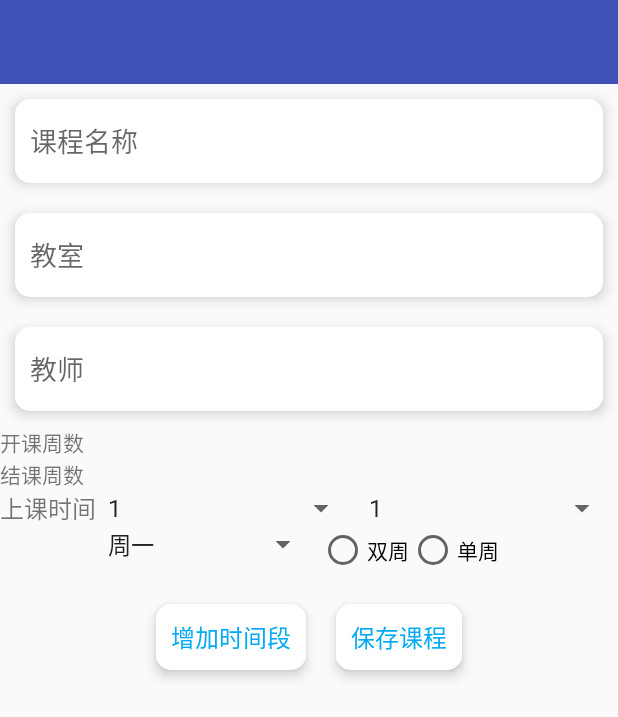
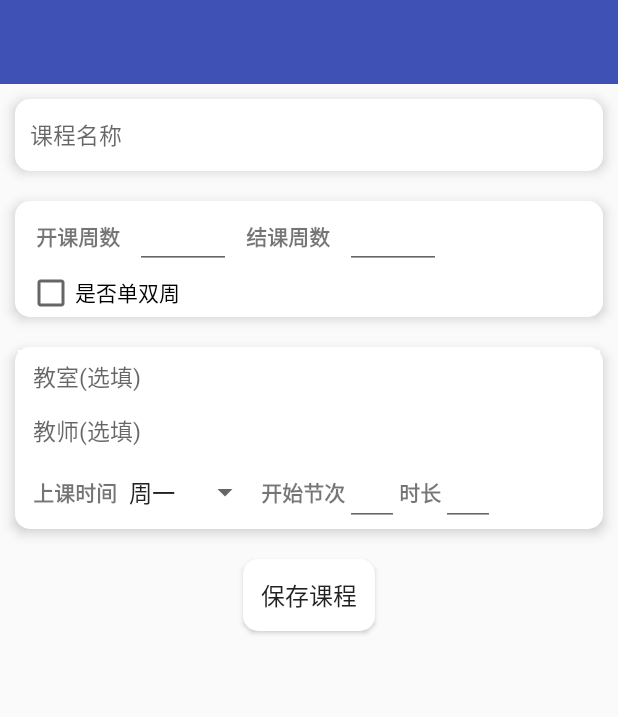
Before and after one commit to simple565/Schedule, an Android app: the EditCourseActivity screen opened directly, with no data from a screen before it, on a phone screen of 412 x 824 dp. Shown: the top 717 px of the screen. Run offline under Robolectric (Android 15) with nearby library versions, the light colour scheme and no system bars; our stand-ins replace Room's generated code.

Commit message:
添加、编辑课程信息UI修改，逻辑完善

```diff
--- a/app/src/main/AndroidManifest.xml
+++ b/app/src/main/AndroidManifest.xml
@@ -11,14 +11,13 @@
         android:supportsRtl="true"
         android:theme="@style/AppTheme"
         tools:ignore="AllowBackup">
-        <activity android:name=".view.activity.WelcomeActivity">
+        <activity android:name=".view.activity.MainActivity">
             <intent-filter>
                 <action android:name="android.intent.action.MAIN" />
 
                 <category android:name="android.intent.category.LAUNCHER" />
             </intent-filter>
         </activity>
-        <activity android:name=".view.activity.MainActivity" />
         <activity android:name=".view.activity.EditCourseActivity" />
     </application>
 
--- a/app/src/main/java/com/maureen/schedule/data/CourseInfoBean.java
+++ b/app/src/main/java/com/maureen/schedule/data/CourseInfoBean.java
@@ -29,7 +29,7 @@ public class CourseInfoBean {
      */
     private String teacher;
     /**
-     * weekTime 周X
+     * weekTime 周X 1-7
      */
     private String weekTime;
     /**
--- a/app/src/main/java/com/maureen/schedule/view/activity/EditCourseActivity.java
+++ b/app/src/main/java/com/maureen/schedule/view/activity/EditCourseActivity.java
@@ -3,16 +3,23 @@ package com.maureen.schedule.view.activity;
 import android.graphics.Color;
 import android.os.Build;
 import android.os.Bundle;
+import android.text.TextUtils;
+import android.util.Log;
 import android.view.View;
 import android.view.WindowManager;
+import android.widget.AdapterView;
+import android.widget.Button;
+import android.widget.CheckBox;
+import android.widget.EditText;
 import android.widget.RadioGroup;
+import android.widget.Spinner;
+
+import androidx.appcompat.app.AppCompatActivity;
+import androidx.lifecycle.ViewModelProvider;
 
 import com.maureen.schedule.CourseViewModel;
 import com.maureen.schedule.R;
 import com.maureen.schedule.data.CourseInfoBean;
-
-import androidx.appcompat.app.AppCompatActivity;
-import androidx.lifecycle.ViewModelProvider;
 
 /**
  * Function:
@@ -21,8 +28,13 @@ import androidx.lifecycle.ViewModelProvider;
  * @author lianml
  */
 public class EditCourseActivity extends AppCompatActivity implements RadioGroup.OnCheckedChangeListener {
+    private static final String TAG = "EditCourseActivity";
     private CourseViewModel mCourseViewModel;
     private CourseInfoBean mCourseInfoBean;
+    private EditText mCourseNameEdt, mClassroomEdt, mTeacherNameEdt, mCourseLengthEdt;
+    private EditText mStartWeekIndexEdt, mEndWeekIndexEdt, mStartClassIndex;
+    private boolean isEditMode;
+    private String[] weekDays;
 
     @Override
     protected void onCreate(Bundle savedInstanceState) {
@@ -39,16 +51,83 @@ public class EditCourseActivity extends AppCompatActivity implements RadioGroup.
 
     private void initData() {
         mCourseViewModel = new ViewModelProvider(this).get(CourseViewModel.class);
+        isEditMode = false;
         if (null != getIntent()) {
+            Log.d(TAG, "initData: ");
             mCourseInfoBean = mCourseViewModel.findCourseById(getIntent().getIntExtra("CourseId", 0));
-        } else {
-            mCourseInfoBean = new CourseInfoBean();
+            isEditMode = mCourseInfoBean != null;
+            if (null == mCourseInfoBean) {
+                mCourseInfoBean = new CourseInfoBean();
+            }
         }
     }
 
     private void initView() {
         RadioGroup weekTypeRgb = findViewById(R.id.add_course_rgb_week_type);
+        weekTypeRgb.setVisibility(mCourseInfoBean.getWeekType() != 0 ? View.VISIBLE : View.GONE);
+        weekTypeRgb.check(mCourseInfoBean.getWeekType() == 1 ? R.id.add_course_radio_odd : R.id.add_course_radio_even);
         weekTypeRgb.setOnCheckedChangeListener(this);
+        mCourseNameEdt = findViewById(R.id.add_course_name);
+        mCourseNameEdt.setText(TextUtils.isEmpty(mCourseInfoBean.getName()) ? "" : mCourseInfoBean.getName());
+
+        mStartWeekIndexEdt = findViewById(R.id.edit_edt_start_week);
+        mStartWeekIndexEdt.setText(mCourseInfoBean.getBeginWeek() == 0 ? "" : String.valueOf(mCourseInfoBean.getBeginWeek()));
+
+        mEndWeekIndexEdt = findViewById(R.id.edit_edt_end_week);
+        mEndWeekIndexEdt.setText(mCourseInfoBean.getEndWeek() == 0 ? "" : String.valueOf(mCourseInfoBean.getEndWeek()));
+
+        mClassroomEdt = findViewById(R.id.add_course_classroom);
+        mClassroomEdt.setText(TextUtils.isEmpty(mCourseInfoBean.getClassroom()) ? "" : mCourseInfoBean.getClassroom());
+
+        mTeacherNameEdt = findViewById(R.id.add_course_teacher);
+        mTeacherNameEdt.setText(TextUtils.isEmpty(mCourseInfoBean.getTeacher()) ? "" : mCourseInfoBean.getTeacher());
+
+        Spinner weekDaySpinner = findViewById(R.id.add_course_spinner_week);
+        weekDaySpinner.setSelection(TextUtils.isEmpty(mCourseInfoBean.getWeekTime()) ? 0 : Integer.parseInt(mCourseInfoBean.getWeekTime()) - 1);
+        weekDaySpinner.setOnItemSelectedListener(new AdapterView.OnItemSelectedListener() {
+            @Override
+            public void onItemSelected(AdapterView<?> parent, View view, int position, long id) {
+                mCourseInfoBean.setWeekTime(String.valueOf(position + 1));
+            }
+
+            @Override
+            public void onNothingSelected(AdapterView<?> parent) {
+                mCourseInfoBean.setWeekTime("1");
+            }
+        });
+
+        mStartClassIndex = findViewById(R.id.edit_edt_start_index);
+        mStartClassIndex.setText(mCourseInfoBean.getBeginTime() == 0 ? "" : String.valueOf(mCourseInfoBean.getBeginTime()));
+
+        mCourseLengthEdt = findViewById(R.id.edit_edt_class_length);
+        mCourseLengthEdt.setText(mCourseInfoBean.getLength() == 0 ? "" : String.valueOf(mCourseInfoBean.getLength()));
+
+        CheckBox isOddWeekCheck = findViewById(R.id.edit_ck_is_odd_or_even);
+        isOddWeekCheck.setChecked(mCourseInfoBean.getWeekType() != 0);
+        isOddWeekCheck.setOnCheckedChangeListener((buttonView, isChecked) -> {
+            weekTypeRgb.setVisibility(isChecked ? View.VISIBLE : View.GONE);
+        });
+
+        Button saveToDb = findViewById(R.id.add_course_btn_save);
+        saveToDb.setOnClickListener(v -> {
+            saveCourseInfo();
+            finish();
+        });
+    }
+
+    private void saveCourseInfo() {
+        mCourseInfoBean.setName(mCourseNameEdt.getText().toString().trim());
+        mCourseInfoBean.setBeginWeek(Integer.parseInt(mStartWeekIndexEdt.getText().toString().trim()));
+        mCourseInfoBean.setEndWeek(Integer.parseInt(mEndWeekIndexEdt.getText().toString().trim()));
+        mCourseInfoBean.setBeginTime(Integer.parseInt(mStartClassIndex.getText().toString().trim()));
+        mCourseInfoBean.setClassroom(mClassroomEdt.getText().toString().trim());
+        mCourseInfoBean.setTeacher(mTeacherNameEdt.getText().toString().trim());
+        mCourseInfoBean.setLength(Integer.parseInt(mCourseLengthEdt.getText().toString().trim()));
+        if (isEditMode) {
+            mCourseViewModel.updateCourseInfo(mCourseInfoBean);
+        } else {
+            mCourseViewModel.saveCourseInfo(mCourseInfoBean);
+        }
     }
 
     @Override
--- a/app/src/main/res/layout/fragment_edit_course.xml
+++ b/app/src/main/res/layout/fragment_edit_course.xml
@@ -6,6 +6,7 @@
     android:orientation="vertical">
 
     <androidx.appcompat.widget.Toolbar
+        android:id="@+id/edit_tool_bar"
         android:layout_width="match_parent"
         android:layout_height="?actionBarSize"
         android:background="@color/colorPrimary" />
@@ -13,7 +14,7 @@
     <EditText
         android:id="@+id/add_course_name"
         android:layout_width="match_parent"
-        android:layout_height="?actionBarSize"
+        android:layout_height="48dp"
         android:layout_margin="10dp"
         android:background="@drawable/bg_white_with_corner"
         android:elevation="5dp"
@@ -21,175 +22,204 @@
         android:inputType="text"
         android:maxLines="1"
         android:paddingStart="10dp"
-        tools:ignore="Autofill,RtlSymmetry" />
-
-    <EditText
-        android:id="@+id/add_course_classroom"
-        android:layout_width="match_parent"
-        android:layout_height="?actionBarSize"
-        android:layout_margin="10dp"
-        android:background="@drawable/bg_white_with_corner"
-        android:elevation="5dp"
-        android:hint="@string/classroom"
-        android:inputType="text"
-        android:maxLines="1"
-        android:paddingStart="10dp"
-        tools:ignore="Autofill,RtlSymmetry" />
-
-    <EditText
-        android:id="@+id/add_course_teacher"
-        android:layout_width="match_parent"
-        android:layout_height="?actionBarSize"
-        android:layout_margin="10dp"
-        android:background="@drawable/bg_white_with_corner"
-        android:elevation="5dp"
-        android:hint="@string/teacher"
-        android:inputType="text"
-        android:paddingStart="10dp"
+        android:textSize="15sp"
         tools:ignore="Autofill,RtlSymmetry" />
 
     <LinearLayout
         android:layout_width="match_parent"
         android:layout_height="wrap_content"
-        android:orientation="horizontal">
+        android:layout_margin="10dp"
+        android:background="@drawable/bg_white_with_corner"
+        android:elevation="5dp"
+        android:orientation="vertical">
+
+        <LinearLayout
+            android:layout_width="match_parent"
+            android:layout_height="wrap_content"
+            android:layout_gravity="center_vertical"
+            android:orientation="horizontal"
+            android:paddingStart="14dp"
+            android:paddingEnd="14dp">
 
             <TextView
+                android:id="@+id/edit_tv_title_start_week"
                 android:layout_width="wrap_content"
                 android:layout_height="wrap_content"
-            android:layout_weight="1"
-            android:text="@string/startWeek" />
+                android:text="@string/start_week"
+                android:textStyle="bold" />
+
+            <EditText
+                android:id="@+id/edit_edt_start_week"
+                android:layout_width="64dp"
+                android:layout_height="wrap_content"
+                android:layout_marginStart="10dp"
+                android:layout_marginEnd="10dp"
+                android:gravity="center"
+                android:inputType="number"
+                android:maxLines="1"
+                tools:ignore="Autofill,LabelFor" />
 
             <TextView
+                android:id="@+id/edit_tv_title_end_week"
                 android:layout_width="wrap_content"
                 android:layout_height="wrap_content"
-            android:layout_weight="1" />
+                android:text="@string/end_week"
+                android:textStyle="bold" />
+
+            <EditText
+                android:id="@+id/edit_edt_end_week"
+                android:layout_width="64dp"
+                android:layout_height="wrap_content"
+                android:layout_marginStart="10dp"
+                android:layout_marginEnd="10dp"
+                android:gravity="center"
+                android:inputType="number"
+                android:maxLines="1"
+                tools:ignore="Autofill,LabelFor" />
 
         </LinearLayout>
 
         <LinearLayout
             android:layout_width="match_parent"
             android:layout_height="wrap_content"
-        android:orientation="horizontal">
+            android:gravity="center_vertical"
+            android:orientation="horizontal"
+            android:paddingStart="8dp"
+            android:paddingEnd="8dp">
 
-        <TextView
+            <CheckBox
+                android:id="@+id/edit_ck_is_odd_or_even"
                 android:layout_width="wrap_content"
                 android:layout_height="wrap_content"
-            android:layout_weight="1"
-            android:text="@string/endWeek" />
+                android:includeFontPadding="false"
+                android:text="@string/is_odd_week_or_even_week" />
 
-        <TextView
+            <RadioGroup
+                android:id="@+id/add_course_rgb_week_type"
                 android:layout_width="wrap_content"
                 android:layout_height="wrap_content"
-            android:layout_weight="1" />
+                android:orientation="horizontal"
+                android:visibility="gone">
 
-    </LinearLayout>
-
-    <RelativeLayout
-        android:layout_width="match_parent"
-        android:layout_height="wrap_content"
-        android:gravity="center_vertical">
-
-        <TextView
-            android:id="@+id/tv_class_time"
+                <RadioButton
+                    android:id="@+id/add_course_radio_odd"
                     android:layout_width="wrap_content"
                     android:layout_height="wrap_content"
-            android:layout_gravity="center_vertical"
-            android:text="@string/time"
-            android:textSize="16sp" />
+                    android:includeFontPadding="false"
+                    android:text="@string/odd" />
 
-        <LinearLayout
-            android:id="@+id/layout_time"
-            android:layout_width="match_parent"
-            android:layout_height="wrap_content"
-            android:layout_toEndOf="@id/tv_class_time">
-
-            <Spinner
-                android:id="@+id/add_course_spinner_start_time"
+                <RadioButton
+                    android:id="@+id/add_course_radio_even"
                     android:layout_width="wrap_content"
                     android:layout_height="wrap_content"
-                android:layout_weight="1"
-                android:entries="@array/course_count" />
+                    android:includeFontPadding="false"
+                    android:text="@string/even" />
 
-            <Spinner
-                android:id="@+id/add_course_spinner_end_time"
-                android:layout_width="wrap_content"
-                android:layout_height="wrap_content"
-                android:layout_weight="1"
-                android:entries="@array/course_count" />
-
+            </RadioGroup>
+        </LinearLayout>
 
     </LinearLayout>
 
     <LinearLayout
         android:layout_width="match_parent"
         android:layout_height="wrap_content"
-            android:layout_below="@id/layout_time"
-            android:layout_toEndOf="@id/tv_class_time"
-            android:orientation="horizontal">
+        android:layout_margin="10dp"
+        android:background="@drawable/bg_white_with_corner"
+        android:elevation="5dp"
+        android:orientation="vertical"
+        android:padding="2dp">
+
+        <EditText
+            android:id="@+id/add_course_classroom"
+            android:layout_width="match_parent"
+            android:layout_height="36dp"
+            android:background="@color/white"
+            android:hint="@string/classroom"
+            android:inputType="text"
+            android:maxLines="1"
+            android:paddingStart="10dp"
+            android:textSize="15sp"
+            tools:ignore="Autofill,RtlSymmetry" />
+
+        <EditText
+            android:id="@+id/add_course_teacher"
+            android:layout_width="match_parent"
+            android:layout_height="36dp"
+            android:background="@color/white"
+            android:hint="@string/teacher"
+            android:inputType="text"
+            android:maxLines="1"
+            android:paddingStart="10dp"
+            android:textSize="15sp"
+            tools:ignore="Autofill,RtlSymmetry" />
+
+        <LinearLayout
+            android:layout_width="match_parent"
+            android:layout_height="wrap_content"
+            android:gravity="center_vertical"
+            android:orientation="horizontal"
+            android:paddingStart="10dp"
+            android:paddingEnd="10dp">
+
+            <TextView
+                android:layout_width="wrap_content"
+                android:layout_height="wrap_content"
+                android:layout_gravity="center_vertical"
+                android:text="@string/time"
+                android:textStyle="bold" />
 
             <Spinner
                 android:id="@+id/add_course_spinner_week"
                 android:layout_width="wrap_content"
                 android:layout_height="wrap_content"
-                android:layout_weight="2"
-                android:entries="@array/weekDay" />
+                android:entries="@array/weekDay"
+                android:spinnerMode="dialog" />
 
-            <RadioGroup
-                android:id="@+id/add_course_rgb_week_type"
+            <TextView
                 android:layout_width="wrap_content"
                 android:layout_height="wrap_content"
-                android:layout_weight="3"
-                android:orientation="horizontal">
+                android:text="@string/start_class_index"
+                android:textStyle="bold" />
 
-                <RadioButton
-                    android:id="@+id/add_course_radio_even"
+            <EditText
+                android:id="@+id/edit_edt_start_index"
+                android:layout_width="36dp"
+                android:layout_height="wrap_content"
+                android:gravity="center"
+                android:inputType="number"
+                android:maxLines="1"
+                tools:ignore="Autofill,LabelFor" />
+
+            <TextView
                 android:layout_width="wrap_content"
                 android:layout_height="wrap_content"
-                    android:text="@string/even" />
+                android:layout_gravity="center_vertical"
+                android:text="@string/course_length"
+                android:textStyle="bold" />
 
-                <RadioButton
-                    android:id="@+id/add_course_radio_odd"
-                    android:layout_width="wrap_content"
+            <EditText
+                android:id="@+id/edit_edt_class_length"
+                android:layout_width="36dp"
                 android:layout_height="wrap_content"
-                    android:text="@string/odd" />
-            </RadioGroup>
+                android:gravity="center"
+                android:inputType="number"
+                android:maxLines="1"
+                tools:ignore="Autofill,LabelFor" />
 
         </LinearLayout>
 
+    </LinearLayout>
 
-    </RelativeLayout>
-
-    <LinearLayout
+    <Button
+        android:id="@+id/add_course_btn_save"
         android:layout_width="wrap_content"
         android:layout_height="wrap_content"
         android:layout_gravity="center_horizontal"
-        android:layout_margin="10dp"
-        android:orientation="horizontal">
-
-        <TextView
-            android:id="@+id/add_course_tv_cancel"
-            android:layout_width="wrap_content"
-            android:layout_height="wrap_content"
-            android:layout_margin="10dp"
-            android:background="@drawable/bg_white_with_corner"
-            android:elevation="5dp"
-            android:padding="10dp"
-            android:text="@string/add_period"
-            android:textColor="@color/colorAccent"
-            android:textSize="16sp" />
-
-        <TextView
-            android:id="@+id/add_course_tv_submit"
-            android:layout_width="wrap_content"
-            android:layout_height="wrap_content"
         android:layout_margin="10dp"
         android:background="@drawable/bg_white_with_corner"
         android:elevation="5dp"
         android:padding="10dp"
         android:text="@string/save"
-            android:textColor="@color/colorAccent"
         android:textSize="16sp" />
 
 </LinearLayout>
-
-</LinearLayout>
--- a/app/src/main/res/values/strings.xml
+++ b/app/src/main/res/values/strings.xml
@@ -4,15 +4,16 @@
     <string name="save">保存课程</string>
     <string name="add_period">增加时间段</string>
     <string name="name">课程名称</string>
-    <string name="teacher">教师</string>
+    <string name="teacher">教师(选填)</string>
     <string name="time">上课时间</string>
-    <string name="morning">上午</string>
-    <string name="afternoon">下午</string>
-    <string name="classroom">教室</string>
+    <string name="classroom">教室(选填)</string>
     <string name="length">节数</string>
     <string name="type">单双周</string>
-    <string name="startWeek">开课周数</string>
-    <string name="endWeek">结课周数</string>
+    <string name="start_week">开课周数</string>
+    <string name="end_week">结课周数</string>
+    <string name="start_class_index">开始节次</string>
+    <string name="course_length">时长</string>
+    <string name="is_odd_week_or_even_week">是否单双周</string>
     <string name="odd">单周</string>
     <string name="even">双周</string>
 
@@ -37,11 +38,6 @@
         <item>周日</item>
     </string-array>
 
-    <string-array name="period">
-        <item>上午</item>
-        <item>下午</item>
-        <item>晚上</item>
-    </string-array>
     <string-array name="course_count">
         <item>1</item>
         <item>2</item>
```
Also changed, not shown: app/src/main/java/com/maureen/schedule/CourseViewModel.java (+7 -3 lines), app/src/main/java/com/maureen/schedule/utils/InfoUtil.java (deleted, +0 -80 lines), app/src/main/java/com/maureen/schedule/view/activity/MainActivity.java (+7 -7 lines), app/src/main/java/com/maureen/schedule/view/activity/WelcomeActivity.java (deleted, +0 -19 lines), app/src/main/res/drawable/ic_add_circle.xml (added, +9 -0 lines). Lines whose indentation alone changed are shown as unchanged.
